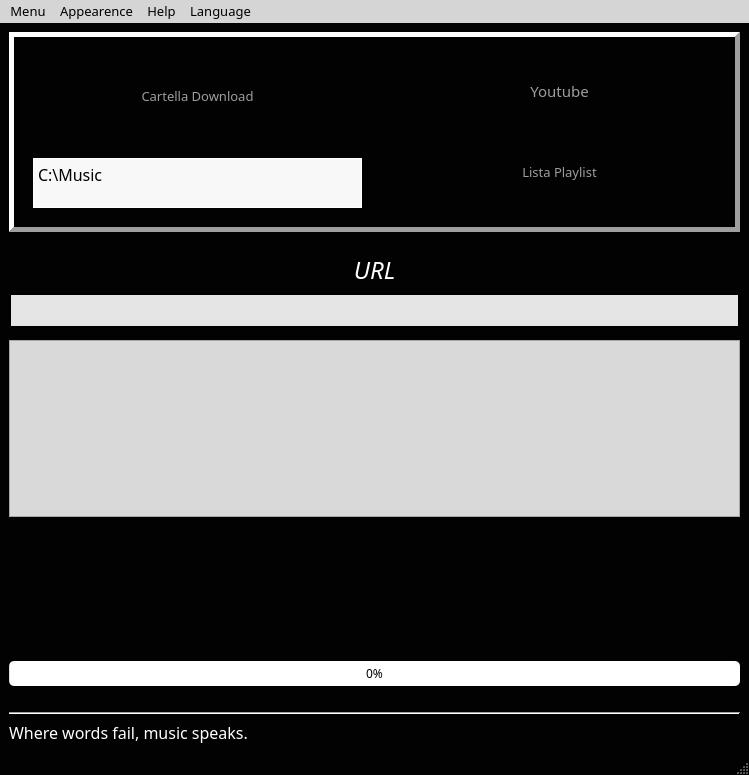
This is gui/gui_main.ui in kekfic/mytunefy as Qt 5 draws it before an edit. The edited form follows.
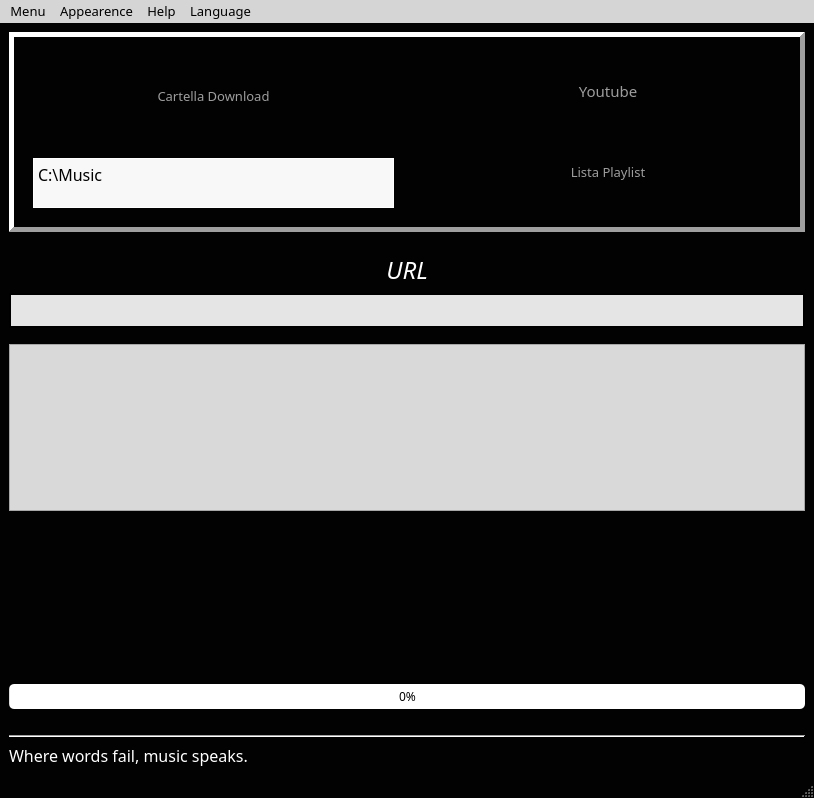
This is the edited form. Icons and pictures are not drawn.

The edit to the form file:
```diff
--- a/gui/gui_main.ui
+++ b/gui/gui_main.ui
@@ -6,8 +6,8 @@
    <rect>
     <x>0</x>
     <y>0</y>
-    <width>749</width>
-    <height>775</height>
+    <width>814</width>
+    <height>798</height>
    </rect>
   </property>
   <property name="maximumSize">
@@ -753,6 +753,22 @@
       </property>
      </widget>
     </item>
+    <item>
+     <spacer name="verticalSpacer_9">
+      <property name="orientation">
+       <enum>Qt::Vertical</enum>
+      </property>
+      <property name="sizeType">
+       <enum>QSizePolicy::Fixed</enum>
+      </property>
+      <property name="sizeHint" stdset="0">
+       <size>
+        <width>20</width>
+        <height>10</height>
+       </size>
+      </property>
+     </spacer>
+    </item>
     <item>
      <spacer name="verticalSpacer_3">
       <property name="orientation">
@@ -932,6 +948,22 @@
       </property>
      </widget>
     </item>
+    <item>
+     <spacer name="verticalSpacer_5">
+      <property name="orientation">
+       <enum>Qt::Vertical</enum>
+      </property>
+      <property name="sizeType">
+       <enum>QSizePolicy::Fixed</enum>
+      </property>
+      <property name="sizeHint" stdset="0">
+       <size>
+        <width>20</width>
+        <height>25</height>
+       </size>
+      </property>
+     </spacer>
+    </item>
     <item>
      <layout class="QHBoxLayout" name="horizontalLayout_3">
       <item>
@@ -1070,6 +1102,22 @@
       </item>
      </layout>
     </item>
+    <item>
+     <spacer name="verticalSpacer_10">
+      <property name="orientation">
+       <enum>Qt::Vertical</enum>
+      </property>
+      <property name="sizeType">
+       <enum>QSizePolicy::Fixed</enum>
+      </property>
+      <property name="sizeHint" stdset="0">
+       <size>
+        <width>20</width>
+        <height>20</height>
+       </size>
+      </property>
+     </spacer>
+    </item>
     <item>
      <spacer name="verticalSpacer_4">
       <property name="orientation">
@@ -1212,7 +1260,7 @@
     <rect>
      <x>0</x>
      <y>0</y>
-     <width>749</width>
+     <width>814</width>
      <height>29</height>
     </rect>
    </property>
```
